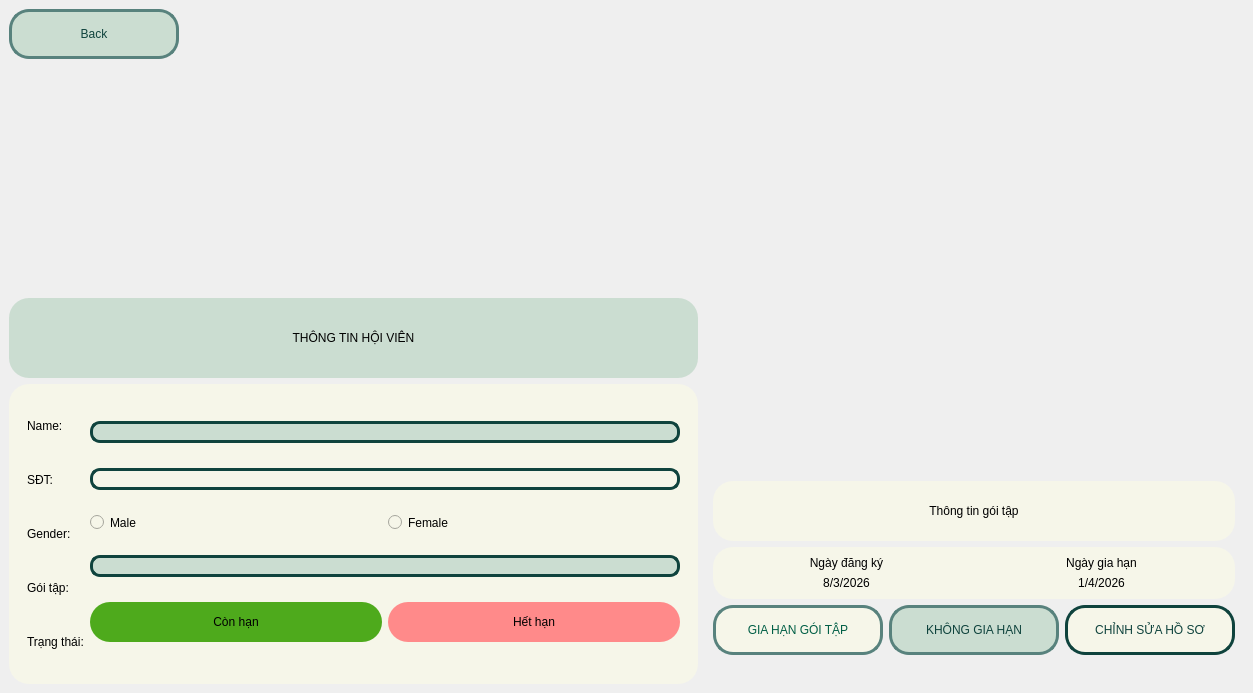
First picture: the form in ui/member/MemberMainWindow.ui, repository nguyenbphan12001-rimzy/Do-an-cuoi-ki-Nhom8_KTLT, before the edit.
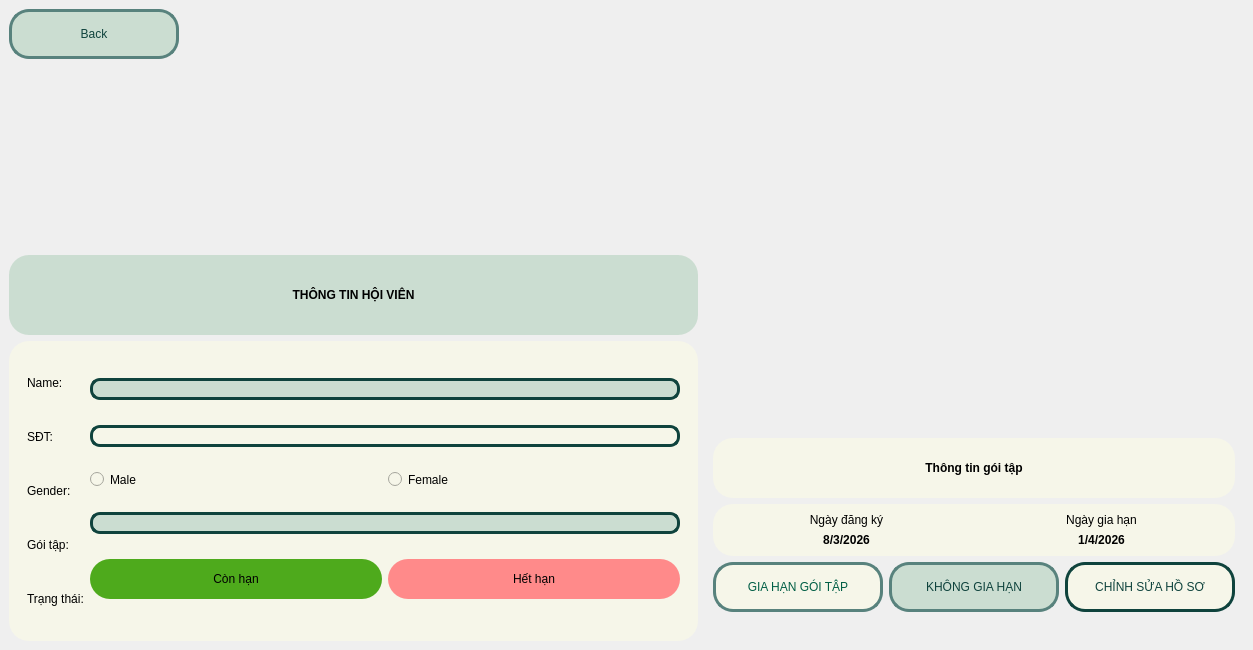
Second picture: the form after the edit. Icons and pictures are not drawn.

Patch:
```diff
--- a/ui/member/MemberMainWindow.ui
+++ b/ui/member/MemberMainWindow.ui
@@ -7,7 +7,7 @@
     <x>0</x>
     <y>0</y>
     <width>1253</width>
-    <height>693</height>
+    <height>650</height>
    </rect>
   </property>
   <property name="windowTitle">
@@ -81,7 +81,8 @@
            <string notr="true">background-color:#cbddd1;
 font: 87 18pt &quot;Noto Sans TC Black&quot;;
 border-radius: 20px;
-border: 3px ;</string>
+border: 3px ;
+font-weight:bold;</string>
           </property>
           <property name="text">
            <string>THÔNG TIN HỘI VIÊN</string>
@@ -292,7 +293,8 @@
                 <string notr="true">font: 87 18pt &quot;Noto Sans HK Black&quot;;
 background-color:#f6f6e9;
 border-radius: 20px;
-border: 3px ;</string>
+border: 3px ;
+font-weight:bold;</string>
                </property>
                <property name="text">
                 <string>Thông tin gói tập</string>
@@ -341,7 +343,8 @@
                   <item row="1" column="0">
                    <widget class="QLabel" name="labelNgayDKy">
                     <property name="styleSheet">
-                     <string notr="true">font: 87 14pt &quot;Noto Sans HK Black&quot;;</string>
+                     <string notr="true">font: 87 14pt &quot;Noto Sans HK Black&quot;;
+font-weight:bold;</string>
                     </property>
                     <property name="text">
                      <string>8/3/2026</string>
@@ -354,7 +357,8 @@
                   <item row="1" column="1">
                    <widget class="QLabel" name="labelNgayGiahan">
                     <property name="styleSheet">
-                     <string notr="true">font: 87 14pt &quot;Noto Sans HK Black&quot;;</string>
+                     <string notr="true">font: 87 14pt &quot;Noto Sans HK Black&quot;;
+font-weight:bold;</string>
                     </property>
                     <property name="text">
                      <string>1/4/2026</string>
```
Left out of the diff: 4 changed lines with no effect on the pictures.
